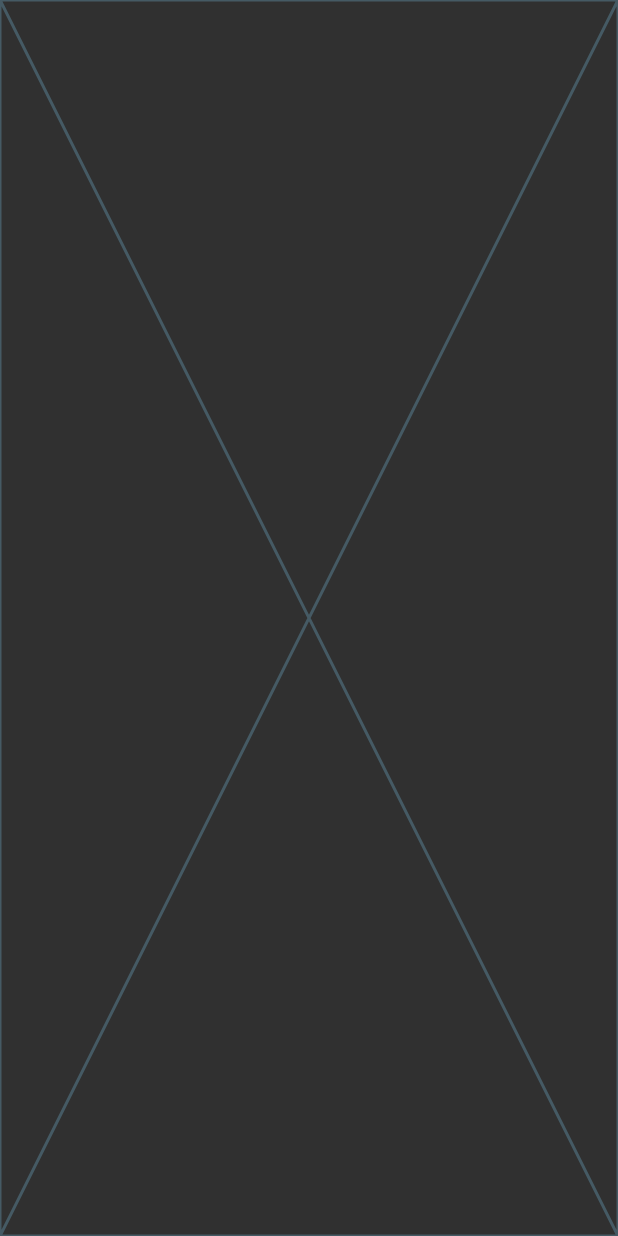
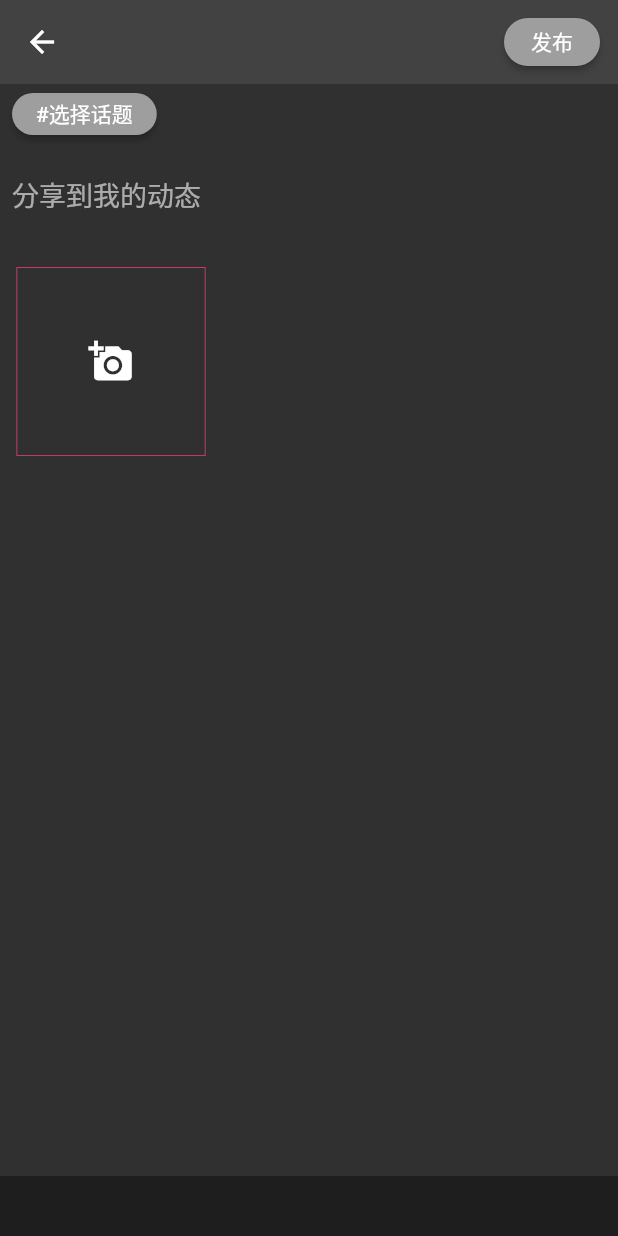
Before and after one commit to bigducksoup/DiliVideo-Flutter, a Flutter app: the Activity screen opened directly, after a tap on the "edit note" icon, on a phone screen of 412 x 824 dp. Run offline on Flutter 3.47's test engine with Material 2 defaults, Android fonts, the phone set to English and light mode, and no system bars; our stand-ins replace cached_network_image, dio, flutter_svg, font_awesome_flutter, get, image_picker and 2 more; accounts and stored records are empty; network calls fail.

Commit message:
text post

```diff
--- /dev/null
+++ b/lib/component/img_picker_warp.dart
@@ -0,0 +1,103 @@
+import 'dart:io';
+
+import 'package:dili_video/utils/success_fail_dialog_util.dart';
+import 'package:flutter/material.dart';
+import 'package:font_awesome_flutter/font_awesome_flutter.dart';
+import 'package:image_picker/image_picker.dart';
+
+class ImgPickerWarp extends StatefulWidget {
+  const ImgPickerWarp({super.key, required this.images});
+
+  final List<File> images;
+
+  @override
+  State<ImgPickerWarp> createState() => _ImgPickerWarpState();
+}
+
+class _ImgPickerWarpState extends State<ImgPickerWarp> {
+  Future<void> pickMultiImgs() async {
+    final ImagePicker picker = ImagePicker();
+    final List<XFile> files = await picker.pickMultiImage();
+
+    if (files.isEmpty) return;
+
+    for (XFile element in files) {
+      setState(() {
+        widget.images.add(File(element.path));
+      });
+    }
+  }
+
+  @override
+  void dispose() {
+    super.dispose();
+  }
+
+  @override
+  Widget build(BuildContext context) {
+    return Wrap(
+      children: [
+        for (int i = 0; i <= widget.images.length; i++)
+          LayoutBuilder(
+            builder: (BuildContext context, BoxConstraints constraints) {
+              double pwidth = constraints.maxWidth;
+              return Stack(
+                clipBehavior: Clip.none,
+                children: [
+                  Container(
+                      padding: const EdgeInsets.all(3),
+                      width: pwidth / 3,
+                      height: pwidth / 3,
+                      child: i == widget.images.length
+                          ? _buildPicker()
+                          : _buildImages(i)),
+                  if (i != widget.images.length)
+                     Positioned(
+                      right: -5,
+                      top: -5,
+                      child: GestureDetector(
+                        onTap: () {
+                          setState(() {
+                            widget.images.removeAt(i);
+                          });
+                        },
+                        child: const Icon(
+                          Icons.cancel_sharp,
+                          size: 20,
+                          color: Colors.red,
+                        ),
+                      ),
+                    ),
+                ],
+              );
+            },
+          )
+      ],
+    );
+  }
+
+  Widget _buildPicker() {
+    return GestureDetector(
+        onTap: () {
+          pickMultiImgs();
+        },
+        child: Container(
+          decoration: BoxDecoration(
+              border: Border.all(color: Colors.pink.shade400, width: 0.5)),
+          width: double.infinity,
+          height: double.infinity,
+          child: const Center(
+              child: Icon(
+            Icons.add_a_photo,
+            size: 30,
+          )),
+        ));
+  }
+
+  Widget _buildImages(int i) {
+    return Image.file(
+      widget.images[i],
+      fit: BoxFit.cover,
+    );
+  }
+}
--- /dev/null
+++ b/lib/component/topic_selector.dart
@@ -0,0 +1,188 @@
+
+import 'dart:convert';
+
+import 'package:flutter/material.dart';
+import 'package:get/get.dart';
+
+import '../http/main_api.dart';
+
+class TopicSelector extends StatefulWidget {
+   const TopicSelector({super.key, required this.setTopicId});
+
+  final void Function(String topicId) setTopicId;
+
+
+  @override
+  State<TopicSelector> createState() => _TopicSelectorState();
+}
+
+class _TopicSelectorState extends State<TopicSelector> {
+  int index = 0;
+  //话题列表
+  List topicList = [];
+  //搜索时的备份话题列表
+  List searchBackup = [];
+  //分页查询的页数
+  int topicPage = 1;
+
+  bool topicListLoading = true;
+
+  //显示的文字
+  String topic = '#选择话题';
+
+  //由于bottomsheet的state属于新页面当前页面无法访问，需要StatefulBuilder
+  var setSheetState;
+
+  //加载话题列表
+  Future<void> loadTopicList() async {
+    var response = await getTopicList(topicPage);
+    var res = jsonDecode(response.toString());
+
+    setSheetState(() {
+      topicListLoading = false;
+    });
+
+    if (res['code'] != 200) {
+      return;
+    }
+    if ((res['data'] as List).isEmpty) {
+      return;
+    }
+    setState(() {
+      topicList.addAll(res['data']);
+      searchBackup.addAll(res['data']);
+    });
+    topicPage++;
+  }
+
+  @override
+  void initState() {
+    super.initState();
+  }
+
+  @override
+  void dispose() {
+    super.dispose();
+  }
+
+  //搜索话题
+  Widget _buildTopicSearch() {
+    return Container(
+      height: 40,
+      width: double.infinity,
+      decoration: BoxDecoration(
+          borderRadius: BorderRadius.circular(50), color: Colors.purple),
+      child: Center(
+        child: TextField(
+          decoration: const InputDecoration(
+              hintText: "搜索感兴趣的话题",
+              isCollapsed: true,
+              contentPadding: EdgeInsets.fromLTRB(8, 0, 8, 0),
+              border: InputBorder.none),
+          onChanged: (value) {
+            topicList = List.from(searchBackup);
+            if (value != '') {
+              topicList.removeWhere((element) {
+                if (!(element['name'] as String).contains(value) &&
+                    !(element['description'] as String).contains(value)) {
+                  return true;
+                }
+                return false;
+              });
+            }
+            setSheetState(() {});
+          },
+        ),
+      ),
+    );
+  }
+
+  //话题列表选择
+  void openBottomTopicSheet() {
+    Get.bottomSheet(StatefulBuilder(builder: (context, st) {
+      setSheetState = st;
+      return SafeArea(
+          child: Container(
+              padding: const EdgeInsets.all(10),
+              color: Colors.black,
+              child: topicListLoading
+                  ? const Center(child: CircularProgressIndicator())
+                  : Column(
+                      children: [
+                        _buildTopicSearch(),
+                        const SizedBox(
+                          height: 10,
+                        ),
+                        Expanded(
+                          child: ListView.builder(
+                            itemBuilder: (context, index) {
+                              return GestureDetector(
+                                onTap: () {
+                                  widget.setTopicId( topicList[index]['id']);
+                                  setState(() {
+                                    topic = '#' + topicList[index]['name'];
+                                    Get.back();
+                                  });
+                                },
+                                child: Container(
+                                  color: Colors.transparent,
+                                  child: Column(
+                                    crossAxisAlignment: CrossAxisAlignment.start,
+                                    children: [
+                                      Text(
+                                        topicList[index]['name'],
+                                        style: const TextStyle(
+                                            fontWeight: FontWeight.bold,
+                                            fontSize: 17),
+                                      ),
+                                      Text(topicList[index]['description']),
+                                      const SizedBox(
+                                        height: 20,
+                                      )
+                                    ],
+                                  ),
+                                ),
+                              );
+                            },
+                            itemCount: topicList.length,
+                          ),
+                        )
+                      ],
+                    )));
+    }));
+    if (topicListLoading == true) {
+      loadTopicList();
+    }
+  }
+
+  @override
+  Widget build(BuildContext context) {
+    return Container(
+      height: 40,
+      color: Colors.transparent,
+      child: _buildSelectButton(),
+    );
+  }
+
+
+  //选择按钮
+  Widget _buildSelectButton() {
+    return Row(
+      crossAxisAlignment: CrossAxisAlignment.center,
+      mainAxisAlignment: MainAxisAlignment.start,
+      children: [
+        Padding(
+          padding: const EdgeInsets.fromLTRB(8, 6, 8, 6),
+          child: ElevatedButton(
+            onPressed: openBottomTopicSheet,
+            style: ButtonStyle(
+                backgroundColor: MaterialStateProperty.all(Colors.grey),
+                shape: MaterialStateProperty.all(RoundedRectangleBorder(
+                    borderRadius: BorderRadius.circular(50)))),
+            child:  Text(topic),
+          ),
+        )
+      ],
+    );
+  }
+}
--- a/lib/main.dart
+++ b/lib/main.dart
@@ -37,7 +37,7 @@ void main() {
       theme: ThemeData.dark(),
     initialRoute: "/indexPage",
     getPages: [
-      GetPage(name: '/indexPage', page: () => const IndexPage()),
+      GetPage(name: '/indexPage', page: () => const IndexPage(),transition: Transition.fade),
       GetPage(name: '/login', page: () => const Login()),
       GetPage(name: '/publish', page: () => const PublishPage()),
       GetPage(name: '/video', page: ()=>const VideoPage()),
--- a/lib/views/activity/activity.dart
+++ b/lib/views/activity/activity.dart
@@ -1,6 +1,6 @@
 import 'package:dili_video/utils/success_fail_dialog_util.dart';
 import 'package:dili_video/views/activity/child/all_activity.dart';
-import 'package:dili_video/views/activity/child/publish_post.dart';
+import 'package:dili_video/views/activity/child/post_publish.dart';
 import 'package:dili_video/views/activity/child/video_activity.dart';
 import 'package:flutter/material.dart';
 import 'package:get/get.dart';
@@ -59,8 +59,8 @@ class _ActivityState extends State<Activity> with SingleTickerProviderStateMixin
           Padding(
             padding: const EdgeInsets.all(8.0),
             child: GestureDetector(
-              onTap: () {
-                Get.to(PublishPost(),transition: Transition.downToUp);
+              onTap: (){
+                Get.to(PostPublish(),transition: Transition.downToUp);
               },
               child: const Icon(Icons.edit_note,color: Color(0xffa0a2aa),
               size: 30,
--- /dev/null
+++ b/lib/views/activity/child/post_publish.dart
@@ -0,0 +1,183 @@
+import 'dart:convert';
+import 'dart:io';
+
+import 'package:dili_video/component/img_picker_warp.dart';
+import 'package:dili_video/utils/success_fail_dialog_util.dart';
+
+import 'package:flutter/material.dart';
+import 'package:get/get.dart';
+
+import '../../../component/topic_selector.dart';
+import '../../../http/main_api.dart';
+
+class PostPublish extends StatefulWidget {
+  const PostPublish({super.key});
+
+  @override
+  State<PostPublish> createState() => _PostPublishState();
+}
+
+class _PostPublishState extends State<PostPublish> {
+  int index = 0;
+
+  bool sending = false;
+
+  Map<String, dynamic> postForm = {
+    'content': '',
+    'topicId': '',
+    'files': <File>[]
+  };
+
+  //设置话题id
+  void setTopicId(String topicId) {
+    postForm['topicId'] = topicId;
+  }
+
+  //设置内容与图片
+  void setContent(String content, List<File> files) {
+    postForm['content'] = content;
+    postForm['files'] = files;
+  }
+
+  void checkAndSubmit() async {
+    contentInputKey.currentState!.setData();
+
+    if (postForm['content'] == '') {
+      TextToast.showToast("请填写内容");
+      return;
+    }
+    if (postForm['topicId'] == '') {
+      TextToast.showToast("请填写话题");
+      return;
+    }
+    setState(() {
+      sending = true;
+    });
+    var response = await postText(postForm);
+    var res = jsonDecode(response.toString());
+
+    setState(() {
+      sending = false;
+    });
+
+    if (res['code'] != 200) {
+      TextToast.showToast(res['msg']);
+      return;
+    }
+
+    Get.back();
+  }
+
+  @override
+  Widget build(BuildContext context) {
+    return Scaffold(
+        appBar: AppBar(
+          elevation: 0,
+          actions: [
+            Padding(
+                padding: const EdgeInsets.all(12.0),
+                child: _buildPublishButton())
+          ],
+        ),
+        body: SafeArea(
+          child: Column(
+            mainAxisAlignment: MainAxisAlignment.start,
+            crossAxisAlignment: CrossAxisAlignment.start,
+            children: [
+              TopicSelector(
+                setTopicId: setTopicId,
+              ),
+              Expanded(
+                  child: ContentInput(
+                key: contentInputKey,
+                setContent: setContent,
+              )),
+              Container(
+                height: 40,
+                color: Colors.black38,
+              ),
+            ],
+          ),
+        ));
+  }
+
+  Widget _buildPublishButton() {
+    return ElevatedButton(
+      onPressed: () {
+        if (!sending) {
+          checkAndSubmit();
+        }
+      },
+      style: ButtonStyle(
+          shape: MaterialStateProperty.all(
+              RoundedRectangleBorder(borderRadius: BorderRadius.circular(50))),
+          backgroundColor: MaterialStateProperty.all(Colors.grey)),
+      child: sending
+          ? SizedBox(
+              height: 20,
+              width: 20,
+              child: CircularProgressIndicator(
+                strokeWidth: 2,
+                color: Colors.pink.shade400,
+              ))
+          : const Text("发布"),
+    );
+  }
+}
+
+GlobalKey<_ContentInputState> contentInputKey = GlobalKey();
+
+class ContentInput extends StatefulWidget {
+  const ContentInput({super.key, required this.setContent});
+
+  final void Function(String content, List<File> files) setContent;
+
+  @override
+  State<ContentInput> createState() => _ContentInputState();
+}
+
+class _ContentInputState extends State<ContentInput> {
+  TextEditingController inputController = TextEditingController();
+
+  List<File> images = [];
+
+  void setData() {
+    widget.setContent(inputController.text, images);
+  }
+
+  @override
+  void dispose() {
+    inputController.dispose();
+    super.dispose();
+  }
+
+  @override
+  Widget build(BuildContext context) {
+    return Container(
+      padding: const EdgeInsets.all(8),
+      child: SingleChildScrollView(
+        child: Column(
+          crossAxisAlignment: CrossAxisAlignment.start,
+          children: [
+            TextField(
+              controller: inputController,
+              cursorColor: Colors.pink.shade400,
+              style: const TextStyle(fontSize: 18),
+              maxLines: null,
+              decoration: const InputDecoration(
+                border: InputBorder.none,
+                hintText: "分享到我的动态",
+              ),
+            ),
+            const SizedBox(
+              height: 20,
+            ),
+            ImgPickerWarp(
+              images: images,
+            )
+          ],
+        ),
+      ),
+    );
+  }
+}
--- a/lib/views/activity/child/publish_post.dart
+++ /dev/null
@@ -1,18 +0,0 @@
-import 'package:flutter/material.dart';
-
-
-class PublishPost extends StatefulWidget {
-  const PublishPost({super.key});
-
-  @override
-  State<PublishPost> createState() => _PublishPostState();
-}
-
-class _PublishPostState extends State<PublishPost> {
-  @override
-  Widget build(BuildContext context) {
-    return Scaffold(
-      body: Placeholder(),
-    );
-  }
-}
```
Also changed, not shown: lib/component/img_grid.dart (added, +39 -0 lines), lib/http/main_api.dart (+25 -0 lines), lib/pages/user_page/post_tab_view.dart (+29 -35 lines).
